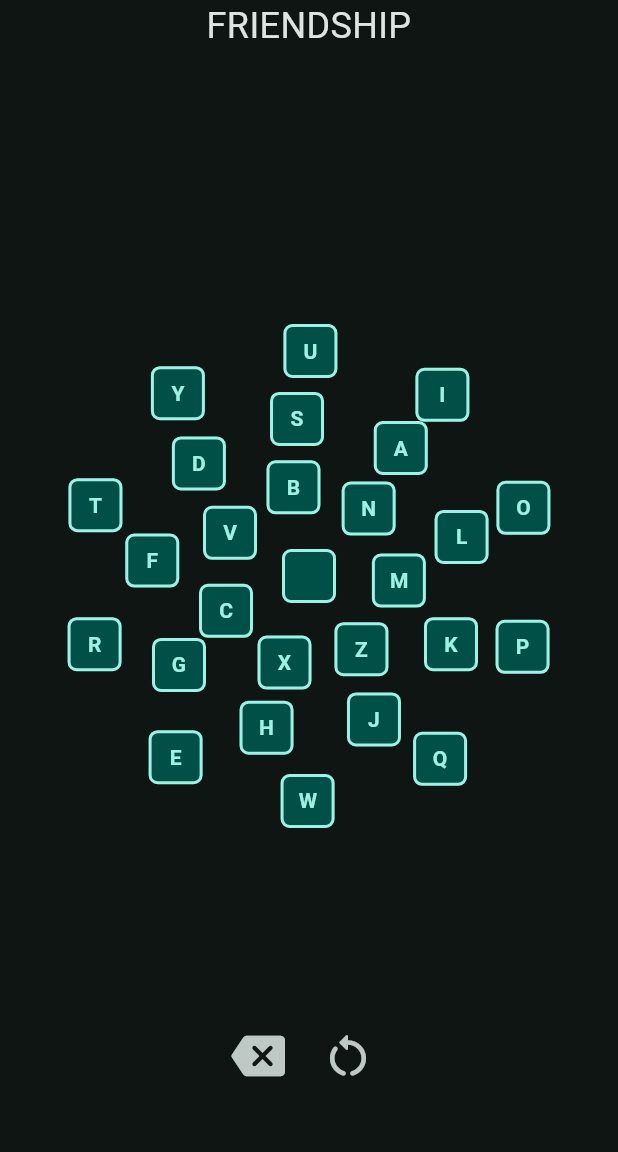
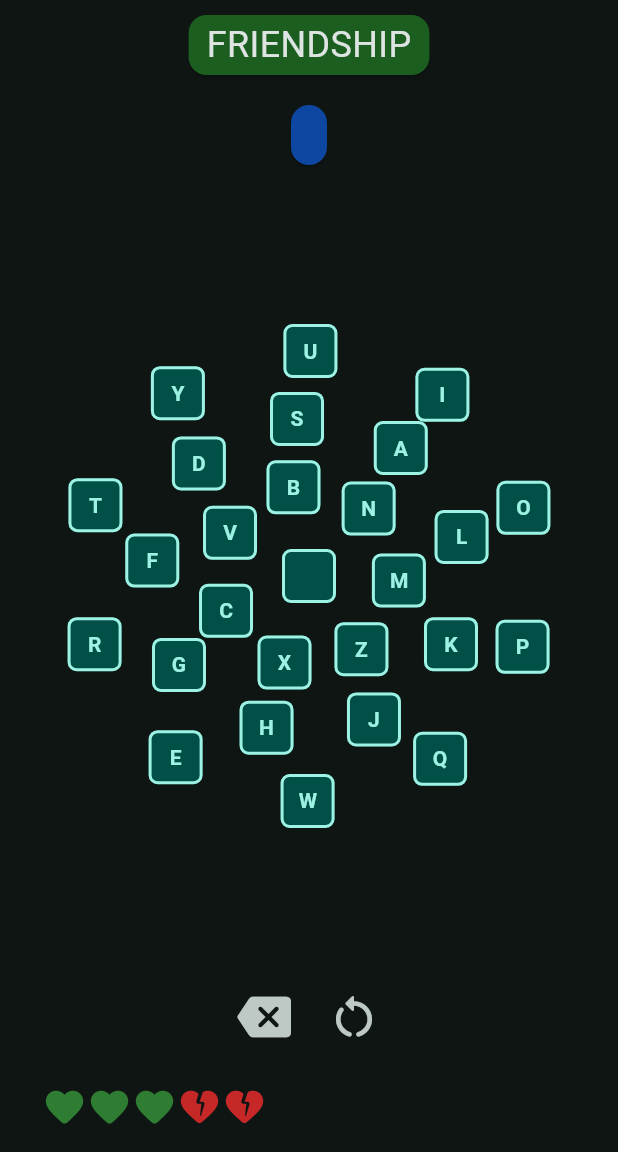
Before and after one commit to mekispetermagan/crazy_keyboard_challenge, a Flutter app: the screen it shows after launch, after a tap on "Start", on a phone screen of 412 x 824 dp, the part 84-1236 px from its top. Run offline on Flutter 3.47's test engine with Material 3 defaults, Android fonts, the light colour scheme and no system bars; our stand-ins replace google_fonts.

Commit message:
refactoring with CenterPositioned, adding UI elements

```diff
--- a/lib/base_widgets.dart
+++ /dev/null
@@ -1,110 +0,0 @@
-import 'package:flutter/material.dart';
-// import  'dart:math';
-
-class LetterButton extends StatelessWidget {
-  final String letter;
-  final double size;
-  final double x;
-  final double y;
-  final void Function(String) onPressed;
-
-  const LetterButton({
-    required this.letter,
-    required this.size,
-    required this.x,
-    required this.y,
-    required this.onPressed,
-    super.key,
-  });
-
-  @override
-  Widget build(BuildContext context) {
-    return Positioned(
-      left: x-size/2,
-      top: y-size/2,
-      width: size,
-      height: size,
-      child: Padding(
-        padding: const EdgeInsets.all(3.0),
-        child: TextButton(
-          onPressed: () => onPressed(letter),
-          style: ButtonStyle(
-            backgroundColor: WidgetStatePropertyAll(Theme.of(context).colorScheme.primaryContainer),
-            foregroundColor: WidgetStatePropertyAll(Theme.of(context).colorScheme.onPrimaryContainer),
-            shape: WidgetStatePropertyAll(
-              RoundedRectangleBorder(borderRadius: BorderRadius.circular(6)),
-            ),
-            side:WidgetStatePropertyAll(BorderSide(
-              color: Theme.of(context).colorScheme.onPrimaryContainer,
-              width: 2,
-            )),
-          ),
-          child: Text(
-            letter,
-            style: TextStyle(
-              fontWeight: FontWeight.bold,
-            ),
-            ),
-          ),
-      ),
-    );
-  }
-}
-
-class PrimaryActionButton extends StatelessWidget {
-  final String text;
-  final VoidCallback? onPressed;
-
-  const PrimaryActionButton({
-    required this.text,
-    required this.onPressed,
-    super.key,
-  });
-
-  @override
-  Widget build(BuildContext context) {
-    final ColorScheme colorScheme = Theme.of(context).colorScheme;
-    return TextButton(
-      onPressed: onPressed,
-      style: ButtonStyle(
-        backgroundColor: WidgetStatePropertyAll(colorScheme.primaryContainer),
-        foregroundColor: WidgetStatePropertyAll(colorScheme.onPrimaryContainer),
-      ),
-      child: Padding(
-        padding: const EdgeInsets.all(18.0),
-        child: Text(text, style: TextStyle(fontSize: 30)),
-      ),
-    );
-  }
-}
-
-class PositionedText extends StatelessWidget {
-  final String text;
-  final double x;
-  final double y;
-  const PositionedText({
-    required this.text,
-    required this.x,
-    required this.y,
-    super.key,
-  });
-
-  @override
-  Widget build(BuildContext context) {
-    return Positioned(
-      left: 0,
-      top: y,
-      child: SizedBox(
-        width: x * 2,
-        height: 60,
-        child: Text(
-          text,
-          textAlign: TextAlign.center,
-          style: TextStyle(
-            fontSize: 24,
-          ),
-          ),
-      ),
-    );
-  }
-}
--- a/lib/keyboards.dart
+++ b/lib/keyboards.dart
@@ -1,6 +1,6 @@
 import 'package:flutter/material.dart';
 import  'dart:math';
-import 'base_widgets.dart' show LetterButton;
+import 'positioned_widgets.dart';
 
 class CircleKeyboard {
   late final List<Widget> keys;
@@ -51,24 +51,16 @@ class CircleKeyboard {
       y: y0,
       onPressed: onKeyPress,
     ),
-    Positioned(
-      left: x0,
-      top: 2*y0-90,
-      child: IconButton(
-        onPressed: () => onKeyPress("reset"),
-        iconSize: 36,
-        icon: const Icon(Icons.restart_alt_rounded),
-      ),
+    BackspaceButton(
+      x: x0-30,
+      y: 2*y0-90,
+      onPressed: onKeyPress,
     ),
-    Positioned(
-      left: x0-60,
-      top: 2*y0-90,
-      child: IconButton(
-        onPressed: () => onKeyPress("backspace"),
-        iconSize: 36,
-        icon: const Icon(Icons.backspace_rounded),
-      ),
-    )
+    ResetButton(
+      x: x0+30,
+      y: 2*y0-90,
+      onPressed: onKeyPress,
+    ),
   ];
   }
 
--- a/lib/main.dart
+++ b/lib/main.dart
@@ -7,7 +7,7 @@ import 'dart:convert';
 import 'game_logic.dart';
 import 'screens.dart';
 
-enum Status {title, game, result}
+enum Status {title, game, success, timeout, result}
 
 class _App extends StatelessWidget {
   const _App();
@@ -83,8 +83,9 @@ class _HomePageState extends State<HomePage>
         _typedText = "";
         return;
       }
-      if (input == "backspace" &&_typedText.isNotEmpty) {
-        _typedText = _typedText.substring(0, _typedText.length-1);
+      if (input == "backspace") {
+        if (_typedText.isNotEmpty)
+          {_typedText = _typedText.substring(0, _typedText.length-1);}
         return;
       }
       _typedText += input;
@@ -134,13 +135,16 @@ class _HomePageState extends State<HomePage>
             angle: _angle,
             onKeyPress: _onKeyPress,
           ),
+          Status.success || Status.timeout => GameScreen(
+            challengeText: _challengeText!,
+            typedText: _typedText,
+            angle: _angle,
+            onKeyPress: null,
+          ),
           Status.result => ResultScreen(),
         };
       },
     );
-
-
-
 
   }
 }
--- /dev/null
+++ b/lib/positioned_widgets.dart
@@ -0,0 +1,234 @@
+import 'package:flutter/material.dart';
+// import  'dart:math';
+
+/// Center-positioned widgets
+
+class CenterPositioned extends StatelessWidget {
+  final double x;
+  final double y;
+  final Widget child;
+  const CenterPositioned({
+    required this.x,
+    required this.y,
+    required this.child,
+    super.key,
+  });
+
+  @override
+  Widget build(BuildContext context) {
+    return Positioned(
+      left: x,
+      top: y,
+      child: FractionalTranslation(
+        translation: const Offset(-0.5, -0.5),
+        child: child,
+        ),
+    );
+  }
+}
+
+class LetterButton extends StatelessWidget {
+  final String letter;
+  final double size;
+  final double x;
+  final double y;
+  final void Function(String) onPressed;
+
+  const LetterButton({
+    required this.letter,
+    required this.size,
+    required this.x,
+    required this.y,
+    required this.onPressed,
+    super.key,
+  });
+
+  @override
+  Widget build(BuildContext context) {
+    return CenterPositioned(
+      x: x,
+      y: y,
+      child: SizedBox(
+        width: size,
+        height: size,
+        child: Padding(
+          padding: const EdgeInsets.all(3.0),
+          child: TextButton(
+            onPressed: () => onPressed(letter),
+            style: ButtonStyle(
+              backgroundColor: WidgetStatePropertyAll(Theme.of(context).colorScheme.primaryContainer),
+              foregroundColor: WidgetStatePropertyAll(Theme.of(context).colorScheme.onPrimaryContainer),
+              shape: WidgetStatePropertyAll(
+                RoundedRectangleBorder(borderRadius: BorderRadius.circular(6)),
+              ),
+              side:WidgetStatePropertyAll(BorderSide(
+                color: Theme.of(context).colorScheme.onPrimaryContainer,
+                width: 2,
+              )),
+            ),
+            child: Text(
+              letter,
+              style: TextStyle(
+                fontWeight: FontWeight.bold,
+              ),
+              ),
+            ),
+        ),
+      ),
+    );
+  }
+}
+
+class EditButton extends StatelessWidget {
+  final double x;
+  final double y;
+  final void Function(String) onPressed;
+  final String editMessage;
+  final Icon icon;
+
+  const EditButton({
+    required this.x,
+    required this.y,
+    required this.onPressed,
+    required this.editMessage,
+    required this.icon,
+    super.key,
+  });
+
+  @override
+  Widget build(BuildContext context) {
+    return CenterPositioned(
+      x: x,
+      y: y,
+      child: IconButton(
+        onPressed: () => onPressed(editMessage),
+        iconSize: 36,
+        icon: icon,
+      ),
+    );
+  }
+}
+
+class ResetButton extends StatelessWidget {
+  final double x;
+  final double y;
+  final void Function(String) onPressed;
+
+  const ResetButton({
+    required this.x,
+    required this.y,
+    required this.onPressed,
+    super.key,
+  });
+
+  @override
+  Widget build(BuildContext context) {
+    return EditButton(
+      x: x,
+      y: y,
+      onPressed: onPressed,
+      editMessage: "reset",
+      icon: Icon(Icons.restart_alt_rounded),
+    );
+  }
+}
+
+class BackspaceButton extends StatelessWidget {
+  final double x;
+  final double y;
+  final void Function(String) onPressed;
+
+  const BackspaceButton({
+    required this.x,
+    required this.y,
+    required this.onPressed,
+    super.key,
+  });
+
+  @override
+  Widget build(BuildContext context) {
+    return EditButton(
+      x: x,
+      y: y,
+      onPressed: onPressed,
+      editMessage: "backspace",
+      icon: Icon(Icons.backspace_rounded)
+    );
+  }
+}
+
+class PositionedText extends StatelessWidget {
+  final String text;
+  final double x;
+  final double y;
+  final Color? backgroundColor;
+  const PositionedText({
+    required this.text,
+    required this.x,
+    required this.y,
+    this.backgroundColor,
+    super.key,
+  });
+
+  @override
+  Widget build(BuildContext context) {
+    return CenterPositioned(
+      x: x,
+      y: y,
+      child: Card(
+        color: backgroundColor,
+        child: Padding(
+          padding: const EdgeInsets.symmetric(vertical: 3, horizontal: 12),
+          child: Text(
+            text,
+            textAlign: TextAlign.center,
+            style: TextStyle(
+              fontSize: 24,
+              backgroundColor: backgroundColor,
+            ),
+          ),
+        ),
+      ),
+    );
+  }
+}
+
+class LivesDisplay extends StatelessWidget {
+  final int lives;
+  final int maxLives;
+  final double x;
+  final double y;
+  const LivesDisplay({
+    required this.lives,
+    required this.maxLives,
+    required this.x,
+    required this.y,
+    super.key,
+  }) : assert(lives <= maxLives, "lives cannot exceed maxLives"),
+       assert(0 <= lives, "lives cannot be negative");
+
+  @override
+  Widget build(BuildContext context) {
+    return CenterPositioned(
+      x: x,
+      y: y,
+      child: Row(
+        children: <Widget>[
+          for (int i=0; i<maxLives; i++)
+            i < lives
+            ? Icon(
+                Icons.favorite_rounded,
+                color: Colors.green[800],
+                size: 30,
+              )
+            : Icon(
+                Icons.heart_broken_rounded,
+                color: Colors.red[800],
+                size: 30,
+              )
+        ],
+      ),
+    );
+  }
+
+}
--- a/lib/screens.dart
+++ b/lib/screens.dart
@@ -1,7 +1,34 @@
 import 'package:flutter/material.dart';
 // import  'dart:math';
-import 'base_widgets.dart' show PrimaryActionButton, PositionedText;
+import 'positioned_widgets.dart';
 import 'package:typing/keyboards.dart';
+
+class PrimaryActionButton extends StatelessWidget {
+  final String text;
+  final VoidCallback? onPressed;
+
+  const PrimaryActionButton({
+    required this.text,
+    required this.onPressed,
+    super.key,
+  });
+
+  @override
+  Widget build(BuildContext context) {
+    final ColorScheme colorScheme = Theme.of(context).colorScheme;
+    return TextButton(
+      onPressed: onPressed,
+      style: ButtonStyle(
+        backgroundColor: WidgetStatePropertyAll(colorScheme.primaryContainer),
+        foregroundColor: WidgetStatePropertyAll(colorScheme.onPrimaryContainer),
+      ),
+      child: Padding(
+        padding: const EdgeInsets.all(18.0),
+        child: Text(text, style: TextStyle(fontSize: 30)),
+      ),
+    );
+  }
+}
 
 class TitleScreen extends StatelessWidget {
   final VoidCallback? onStart;
@@ -45,7 +72,7 @@ class GameScreen extends StatelessWidget {
   final String challengeText;
   final String typedText;
   final double angle;
-  final void Function(String) onKeyPress;
+  final void Function(String)? onKeyPress;
   const GameScreen({
     required this.challengeText,
     required this.typedText,
@@ -84,12 +111,14 @@ class GameScreen extends StatelessWidget {
                       PositionedText(
                         text: challengeText,
                         x: x0,
-                        y: 0,
+                        y: 30,
+                        backgroundColor: Colors.green.shade900,
                       ),
                       PositionedText(
                         text: typedText,
                         x: x0,
-                        y: 60,
+                        y: 90,
+                        backgroundColor: Colors.blue.shade900,
                       ),
                     ...CircleKeyboard(
                       keySize: keySize,
@@ -98,6 +127,12 @@ class GameScreen extends StatelessWidget {
                       angle: angle,
                       onKeyPress: onKeyPress,
                     ).keys,
+                    LivesDisplay(
+                      lives: 3,
+                      maxLives: 5,
+                      x: width/4,
+                      y: height-30
+                    ),
                     ]
                   ),
                 ),
```
